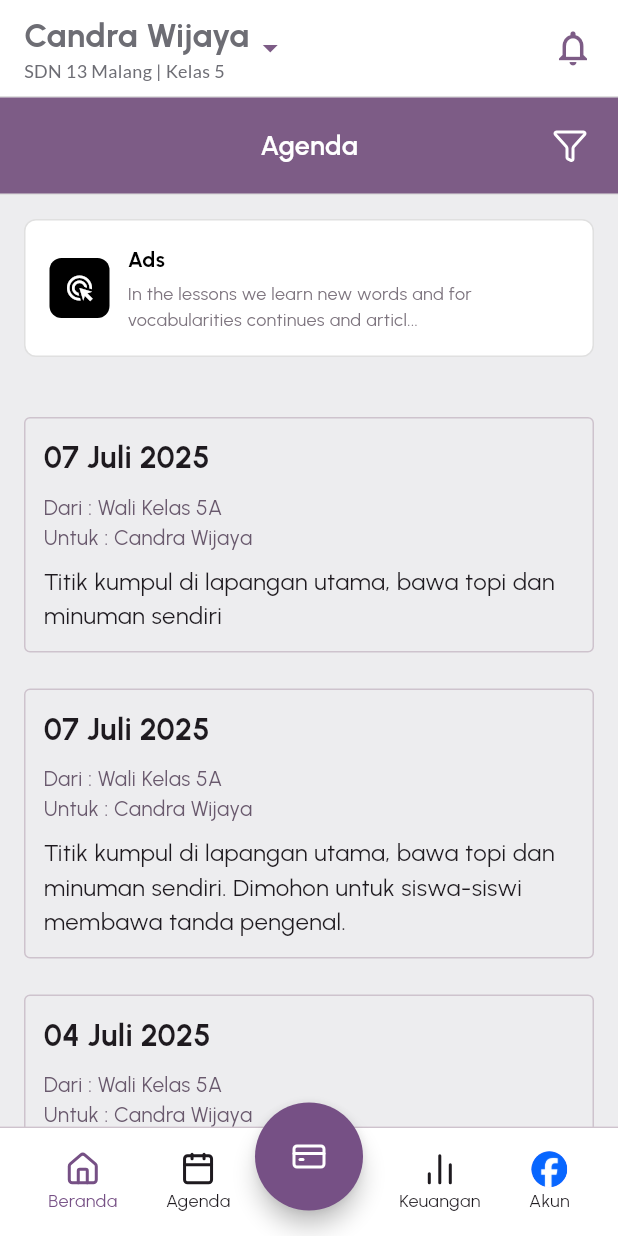
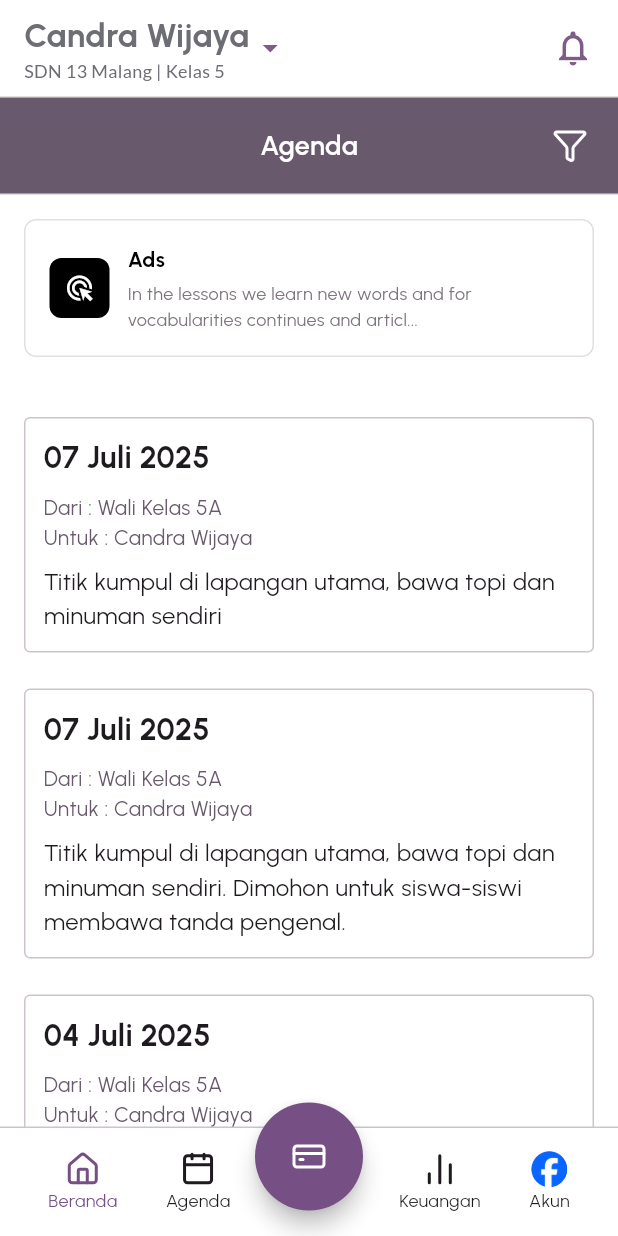
Before and after one commit to s1mpleBoy29/sekolahpro, a Flutter app: the AgendaScreen screen opened directly, on a phone screen of 412 x 824 dp. Run offline on Flutter 3.47's test engine with Material 3 defaults, Android fonts, the phone set to English and light mode, and no system bars; our stand-ins replace cached_network_image, flutter_svg, lottie, lucide_icons, package_info_plus, shared_preferences; accounts and stored records are empty.

Commit message:
update agenda & readme #3
- move folder agenda from lib/agenda to lib/presentation/agenda
- add readme untuk ketentuan folder

```diff
--- a/lib/agenda/agenda.dart
+++ b/lib/presentation/agenda/agenda.dart
@@ -1,5 +1,5 @@
 import 'package:flutter/material.dart';
-import 'package:guardian_app/agenda/filterpopup.dart';
+import 'package:guardian_app/presentation/agenda/filterpopup.dart';
 import 'package:guardian_app/theme/app_decoration.dart';
 import 'package:guardian_app/theme/theme_helper.dart';
 import 'package:guardian_app/widgets/bottom_nav_bar.dart';
@@ -29,7 +29,8 @@ void _showFilterPopup() {
       context: context,
       isScrollControlled: true, // WAJIB true agar tinggi bisa diatur
       backgroundColor: Colors.transparent,
-      barrierColor: Colors.black.withOpacity(1), // Mengatur warna menjadi hitam dengan opasitas 50%
+      barrierColor: Colors.black
+          .withOpacity(1), // Mengatur warna menjadi hitam dengan opasitas 50%
       builder: (BuildContext context) {
         // Menggunakan FractionallySizedBox untuk mengatur tinggi pop-up
         return FractionallySizedBox(
@@ -41,8 +42,10 @@ void _showFilterPopup() {
   }
 
   void _navigateToAnakScreen() {
-    Navigator.pushNamed(context, AppRoutes.pilihAnakScreen); // Ganti dengan rute yang sesuai
+    Navigator.pushNamed(
+        context, AppRoutes.pilihAnakScreen); // Ganti dengan rute yang sesuai
   }
+
   @override
   Widget build(BuildContext context) {
     return Scaffold(
@@ -57,9 +60,12 @@ void _navigateToAnakScreen() {
         },
       ),
       floatingActionButtonLocation: FloatingActionButtonLocation.centerDocked,
-      body: Container(
+      body: SafeArea(
+        child: Container(
           width: double.maxFinite,
-        decoration: AppDecoration.fillGray,
+          decoration: BoxDecoration(
+            color: theme.colorScheme.surface,
+          ),
           child: Column(
             children: [
               StickyTopBar(
@@ -76,7 +82,8 @@ void _navigateToAnakScreen() {
               ),
               // Updated SecondaryTopbar with simple layout
               SecondaryTopbar(
-              backgroundColor: Color(0xFF7D5C86), // Purple background like in the image
+                backgroundColor: theme.colorScheme
+                    .secondary, // Purple background like in the image
                 lineColor: appTheme.gray300,
                 title: 'Agenda',
                 titleColor: Colors.white,
@@ -97,6 +104,7 @@ void _navigateToAnakScreen() {
                 child: RefreshIndicator(
                   onRefresh: onRefresh,
                   child: SingleChildScrollView(
+                    primary: true,
                     physics: AlwaysScrollableScrollPhysics(),
                     child: Padding(
                       padding: EdgeInsets.only(bottom: 5.0),
@@ -106,7 +114,8 @@ void _navigateToAnakScreen() {
                           const SizedBox(height: 16),
                           ConstrainedBox(
                             constraints: BoxConstraints(
-                            maxHeight: MediaQuery.of(context).size.height * 0.6,
+                              maxHeight:
+                                  MediaQuery.of(context).size.height * 0.6,
                             ),
                             child: _buildAgendaList(),
                           ),
@@ -117,6 +126,7 @@ void _navigateToAnakScreen() {
                 ),
               ),
             ],
+          ),
         ),
       ),
     );
@@ -275,6 +285,7 @@ void _navigateToAnakScreen() {
     ];
 
     return ListView.builder(
+      primary: false,
       itemCount: agendaList.length,
       padding: const EdgeInsets.symmetric(horizontal: 16),
       itemBuilder: (context, index) {
```
Also changed, not shown: lib/presentation/agenda/filterpopup.dart (renamed from lib/agenda/filterpopup.dart), 1 other file. Lines whose indentation alone changed are shown as unchanged.
